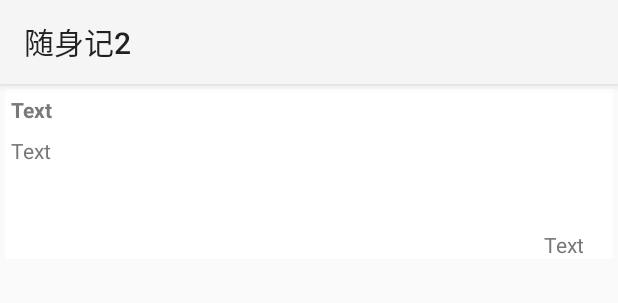
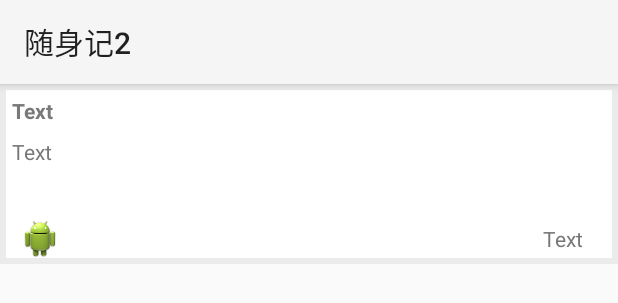
Before and after one commit to jarodzhao/shsj, an Android app: the layout layout_list_style.xml on its own in the app's theme, with its tools: preview values and no code run, on a phone screen of 412 x 824 dp. Shown: the top 303 px of the screen. Run offline under Robolectric (Android 15) with nearby library versions, the phone set to English and light mode, and no system bars.

Commit message:
修改查找关键字传值；Item  中显示图标

```diff
--- a/app/src/main/res/layout/layout_list_style.xml
+++ b/app/src/main/res/layout/layout_list_style.xml
@@ -3,13 +3,14 @@
 	xmlns:android="http://schemas.android.com/apk/res/android"
 	android:layout_width="match_parent"
 	android:layout_height="wrap_content"
-	android:orientation="vertical">
+	android:orientation="vertical"
+	android:background="#EBEBEB">
 
 	<LinearLayout
 		android:layout_height="120dp"
 		android:layout_width="match_parent"
 		android:orientation="vertical"
-		android:padding="3dp">
+		android:padding="4dp">
 
 		<TextView
 			android:layout_height="wrap_content"
@@ -37,15 +38,30 @@
 			android:lines="3"
 			android:layout_height="wrap_content"/>
 
-		<TextView
+		<LinearLayout
 			android:layout_height="wrap_content"
 			android:layout_width="match_parent"
-			android:text="Text"
-			android:paddingRight="20dp"
-			android:id="@+id/text_date"
-			android:textColor="#777777"
-			android:background="#FFFFFF"
-			android:gravity="right"/>
+			android:orientation="horizontal"
+			android:gravity="center_vertical"
+			android:background="#FFFFFF">
+
+			<ImageView
+				android:layout_height="25dp"
+				android:layout_width="25dp"
+				android:src="@drawable/ic_launcher"
+				android:layout_marginLeft="10dp"/>
+
+			<TextView
+				android:layout_height="wrap_content"
+				android:layout_width="wrap_content"
+				android:text="Text"
+				android:paddingRight="20dp"
+				android:id="@+id/text_date"
+				android:textColor="#777777"
+				android:gravity="right"
+				android:layout_weight="1.0"/>
+
+		</LinearLayout>
 
 	</LinearLayout>
 
--- a/app/src/main/res/menu/options_menu.xml
+++ b/app/src/main/res/menu/options_menu.xml
@@ -2,7 +2,7 @@
     <item
         android:id="@+id/menu_search"
 		android:showAsAction="ifRoom"
-		android:icon="@android:drawable/ic_search_category_default"
+		android:icon="@android:drawable/ic_menu_search"
         android:title="查找"/>
     <item
         android:id="@+id/menu_add"
```
Also changed, not shown: app/src/main/java/com/jarodzhao/shsj/MainActivity.java (+8 -7 lines), app/src/main/java/com/jarodzhao/shsj/SearchActivity.java (+15 -0 lines), app/src/main/res/drawable-hdpi/timg.jpg (added), 37 other files.
